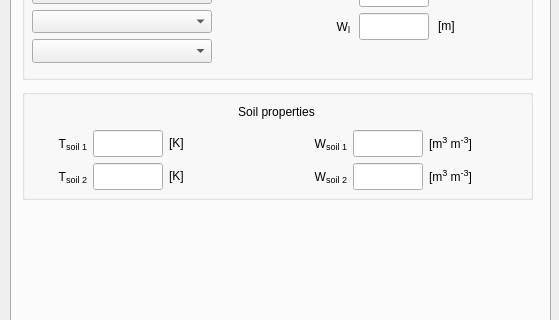
Above: mainwindow.ui from classmodel/modelgui before the change; both pictures show x 0 to 559 and y 246 to 566 of the 725 by 650 pixel window. Below: the same form after it.
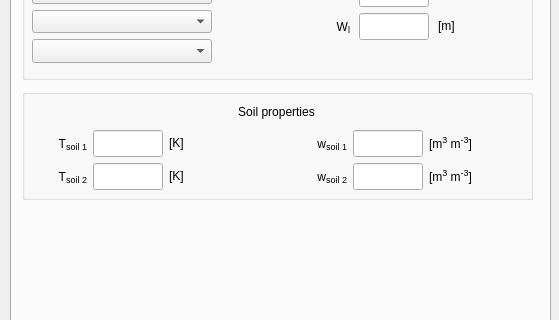
That is the form after the change. The open tabs and pages were chosen to show the change.

Commit message: Changed soil moisture from W -> w

```diff
--- a/mainwindow.ui
+++ b/mainwindow.ui
@@ -4997,7 +4997,7 @@
            <string/>
           </property>
           <property name="text">
-           <string>&lt;html&gt;W&lt;span style=&quot; font-size:14px; vertical-align:sub;&quot;&gt;soil 1&lt;/span&gt;&lt;/html&gt;</string>
+           <string>&lt;html&gt;w&lt;span style=&quot; font-size:14px; vertical-align:sub;&quot;&gt;soil 1&lt;/span&gt;&lt;/html&gt;</string>
           </property>
           <property name="alignment">
            <set>Qt::AlignRight|Qt::AlignTrailing|Qt::AlignVCenter</set>
@@ -5056,7 +5056,7 @@
            <string/>
           </property>
           <property name="text">
-           <string>&lt;html&gt;W&lt;span style=&quot; font-size:14px; vertical-align:sub;&quot;&gt;soil 2&lt;/span&gt;&lt;/html&gt;</string>
+           <string>&lt;html&gt;w&lt;span style=&quot; font-size:14px; vertical-align:sub;&quot;&gt;soil 2&lt;/span&gt;&lt;/html&gt;</string>
           </property>
           <property name="alignment">
            <set>Qt::AlignRight|Qt::AlignTrailing|Qt::AlignVCenter</set>
```
Left out of the diff: 8 changed lines with no effect on the pictures.
